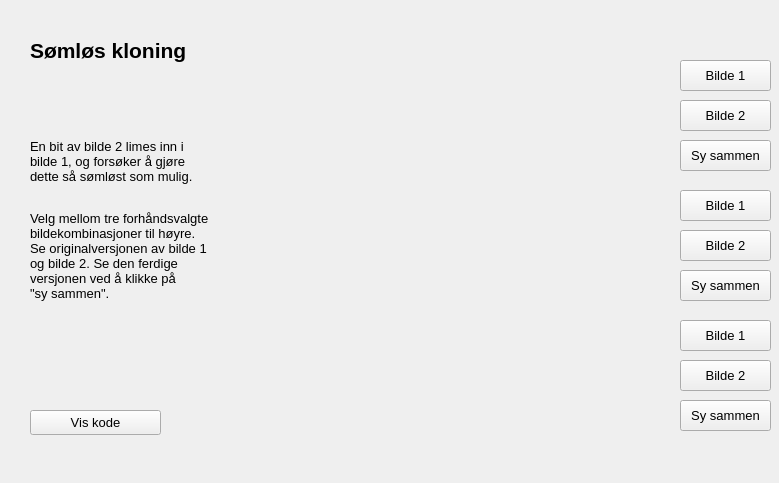
jegerud/Sciprog2020project, file src/GUI/UI/seamless.ui: the form before one commit.
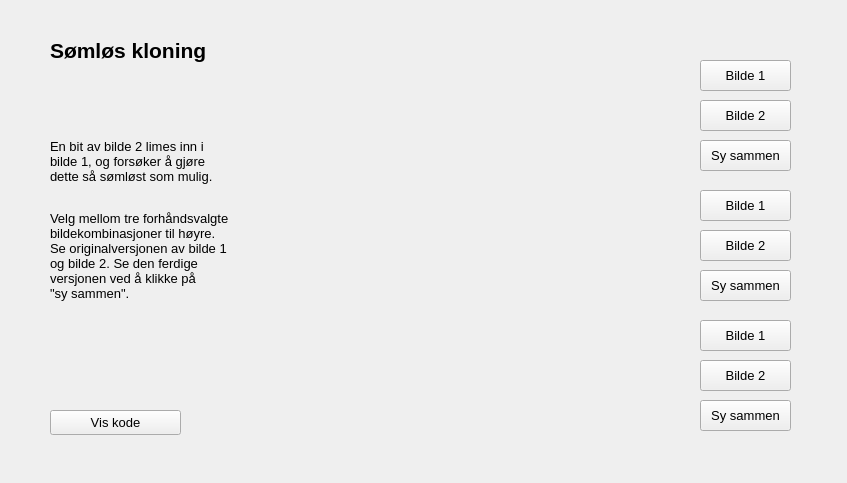
The form after the commit. Icons and pictures are not drawn.

Commit message: Småfiks

```diff
--- a/src/GUI/UI/seamless.ui
+++ b/src/GUI/UI/seamless.ui
@@ -6,7 +6,7 @@
    <rect>
     <x>0</x>
     <y>0</y>
-    <width>779</width>
+    <width>847</width>
     <height>483</height>
    </rect>
   </property>
@@ -16,7 +16,7 @@
   <widget class="QPushButton" name="imageOneTwo">
    <property name="geometry">
     <rect>
-     <x>680</x>
+     <x>700</x>
      <y>100</y>
      <width>91</width>
      <height>31</height>
@@ -34,7 +34,7 @@
   <widget class="QPushButton" name="seamlessOne">
    <property name="geometry">
     <rect>
-     <x>680</x>
+     <x>700</x>
      <y>140</y>
      <width>91</width>
      <height>31</height>
@@ -52,7 +52,7 @@
   <widget class="QPushButton" name="imageOneOne">
    <property name="geometry">
     <rect>
-     <x>680</x>
+     <x>700</x>
      <y>60</y>
      <width>91</width>
      <height>31</height>
@@ -70,7 +70,7 @@
   <widget class="QLabel" name="glattingOverskrift">
    <property name="geometry">
     <rect>
-     <x>30</x>
+     <x>50</x>
      <y>20</y>
      <width>221</width>
      <height>61</height>
@@ -92,7 +92,7 @@
   <widget class="QLabel" name="label_12">
    <property name="geometry">
     <rect>
-     <x>30</x>
+     <x>50</x>
      <y>110</y>
      <width>241</width>
      <height>221</height>
@@ -110,7 +110,7 @@
   <widget class="QPushButton" name="seamlessCode">
    <property name="geometry">
     <rect>
-     <x>30</x>
+     <x>50</x>
      <y>410</y>
      <width>131</width>
      <height>25</height>
@@ -128,7 +128,7 @@
   <widget class="QLabel" name="seamlessImg">
    <property name="geometry">
     <rect>
-     <x>280</x>
+     <x>300</x>
      <y>60</y>
      <width>391</width>
      <height>371</height>
@@ -147,7 +147,7 @@
   <widget class="QPushButton" name="imageTwoTwo">
    <property name="geometry">
     <rect>
-     <x>680</x>
+     <x>700</x>
      <y>230</y>
      <width>91</width>
      <height>31</height>
@@ -165,7 +165,7 @@
   <widget class="QPushButton" name="imageTwoOne">
    <property name="geometry">
     <rect>
-     <x>680</x>
+     <x>700</x>
      <y>190</y>
      <width>91</width>
      <height>31</height>
@@ -183,7 +183,7 @@
   <widget class="QPushButton" name="seamlessTwo">
    <property name="geometry">
     <rect>
-     <x>680</x>
+     <x>700</x>
      <y>270</y>
      <width>91</width>
      <height>31</height>
@@ -201,7 +201,7 @@
   <widget class="QPushButton" name="imageThreeTwo">
    <property name="geometry">
     <rect>
-     <x>680</x>
+     <x>700</x>
      <y>360</y>
      <width>91</width>
      <height>31</height>
@@ -219,7 +219,7 @@
   <widget class="QPushButton" name="imageThreeOne">
    <property name="geometry">
     <rect>
-     <x>680</x>
+     <x>700</x>
      <y>320</y>
      <width>91</width>
      <height>31</height>
@@ -237,7 +237,7 @@
   <widget class="QPushButton" name="seamlessThree">
    <property name="geometry">
     <rect>
-     <x>680</x>
+     <x>700</x>
      <y>400</y>
      <width>91</width>
      <height>31</height>
```
